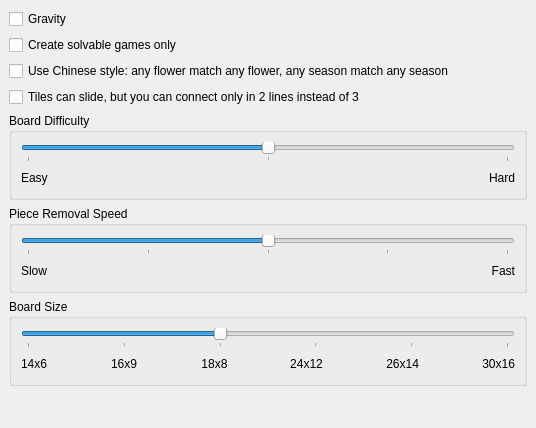
Above: src/settings.ui from KDE/kshisen before the change. Below: the same form after it.
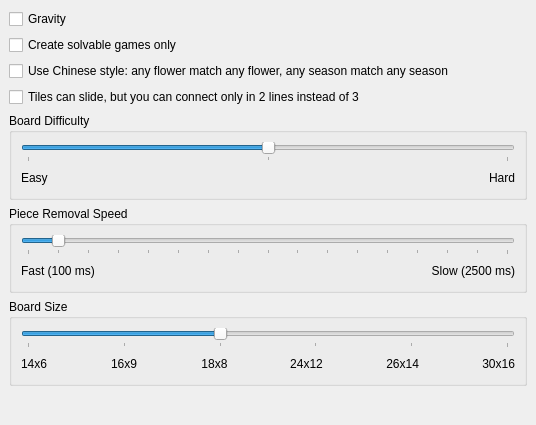
That is the form after the change.

Commit message:
Change representation of Speed slider.
Get rid of the mapping from 1-4 to some selected time values.

The edit to the form file:
```diff
--- a/src/settings.ui
+++ b/src/settings.ui
@@ -7,7 +7,7 @@
     <x>0</x>
     <y>0</y>
     <width>536</width>
-    <height>428</height>
+    <height>425</height>
    </rect>
   </property>
   <layout class="QVBoxLayout">
@@ -133,14 +133,20 @@
      <layout class="QVBoxLayout" name="verticalLayout_2">
       <item>
        <widget class="QSlider" name="kcfg_Speed">
+        <property name="minimum">
+         <number>100</number>
+        </property>
         <property name="maximum">
-         <number>4</number>
+         <number>2500</number>
+        </property>
+        <property name="singleStep">
+         <number>10</number>
         </property>
         <property name="pageStep">
-         <number>1</number>
+         <number>150</number>
         </property>
         <property name="value">
-         <number>2</number>
+         <number>250</number>
         </property>
         <property name="orientation">
          <enum>Qt::Horizontal</enum>
@@ -155,7 +161,7 @@
         <item>
          <widget class="QLabel" name="textLabel4">
           <property name="text">
-           <string>Slow</string>
+           <string>Fast (100 ms)</string>
           </property>
          </widget>
         </item>
@@ -175,7 +181,7 @@
         <item>
          <widget class="QLabel" name="textLabel6">
           <property name="text">
-           <string>Fast</string>
+           <string>Slow (2500 ms)</string>
           </property>
           <property name="alignment">
            <set>Qt::AlignRight|Qt::AlignTrailing|Qt::AlignVCenter</set>
```
The commit also changes 2 other files.
